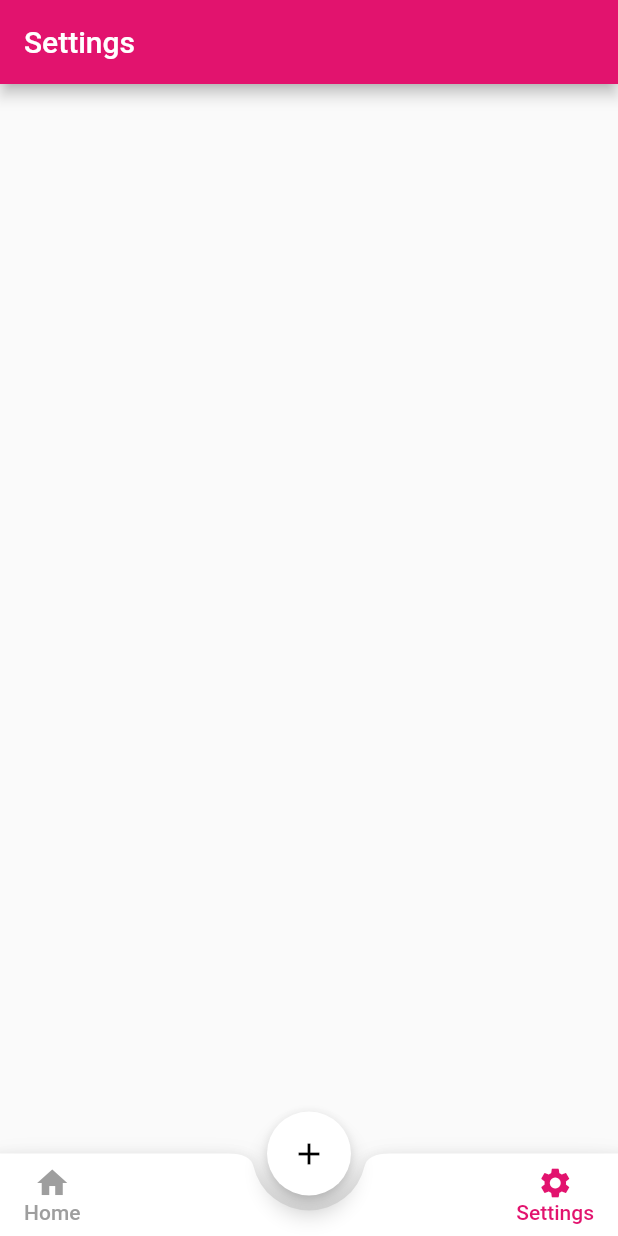
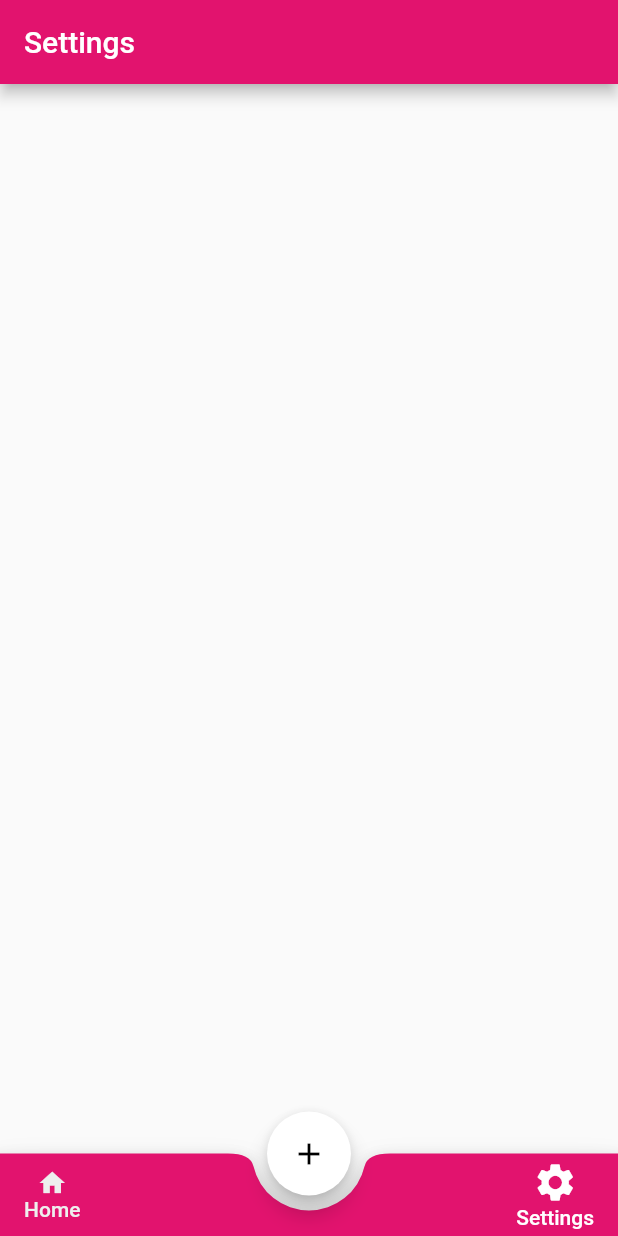
Before and after one commit to saiful2396/bkash, a Flutter app: the screen it shows after launch, after a tap on "Settings", on a phone screen of 412 x 824 dp. Run offline on Flutter 3.47's test engine with Material 2 defaults, Android fonts, the phone set to English and light mode, and no system bars; our stand-ins replace font_awesome_flutter.

Commit message:
smll updt

```diff
--- a/lib/pages/home.dart
+++ b/lib/pages/home.dart
@@ -36,9 +36,9 @@ class _HomeState extends State<Home> {
       bottomNavigationBar: BottomAppBar(
         shape: CircularNotchedRectangle(),
         notchMargin: 10,
+        color: Theme.of(context).primaryColor,
         child: Container(
           height: 55,
-          //color: Theme.of(context).primaryColor,
           child: Row(
             mainAxisAlignment: MainAxisAlignment.spaceBetween,
             children: <Widget>[
@@ -56,12 +56,13 @@ class _HomeState extends State<Home> {
                   children: <Widget>[
                     Icon(
                       Icons.home,
-                      color: currentTab == 0 ? Theme.of(context).primaryColor : Colors.grey,
+                      size: currentTab == 0 ? 30 : 20,
+                      color: currentTab == 0 ? Colors.white : Colors.grey.shade200,
                     ),
                     Text(
                       'Home',
                       style: TextStyle(
-                        color: currentTab == 0 ? Theme.of(context).primaryColor : Colors.grey,
+                        color: currentTab == 0 ? Colors.white : Colors.grey.shade200,
                       ),
                     ),
                   ],
@@ -83,12 +84,13 @@ class _HomeState extends State<Home> {
                   children: <Widget>[
                     Icon(
                       Icons.settings,
-                      color: currentTab == 1 ? Theme.of(context).primaryColor : Colors.grey,
+                      size: currentTab == 1 ? 30 : 20,
+                      color: currentTab == 1 ? Colors.white : Colors.grey.shade200,
                     ),
                     Text(
                       'Settings',
                       style: TextStyle(
-                        color: currentTab == 1 ? Theme.of(context).primaryColor : Colors.grey,
+                        color: currentTab == 1 ? Colors.white : Colors.grey.shade200,
                       ),
                     ),
                   ],
```
